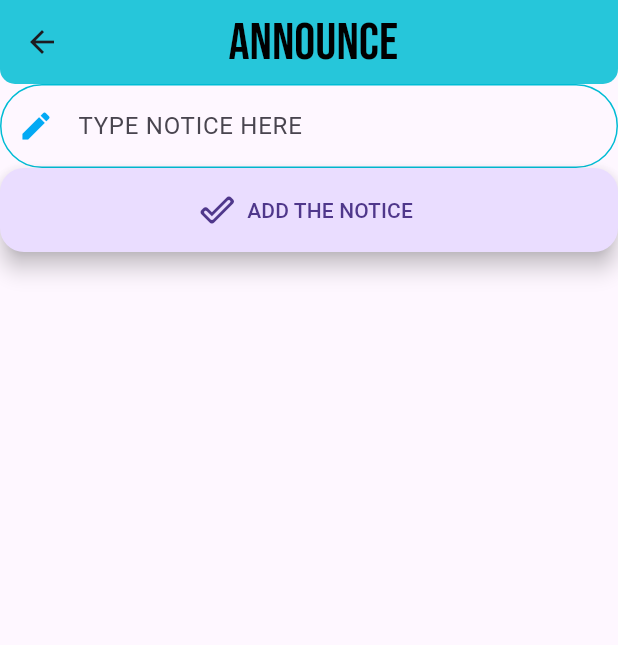
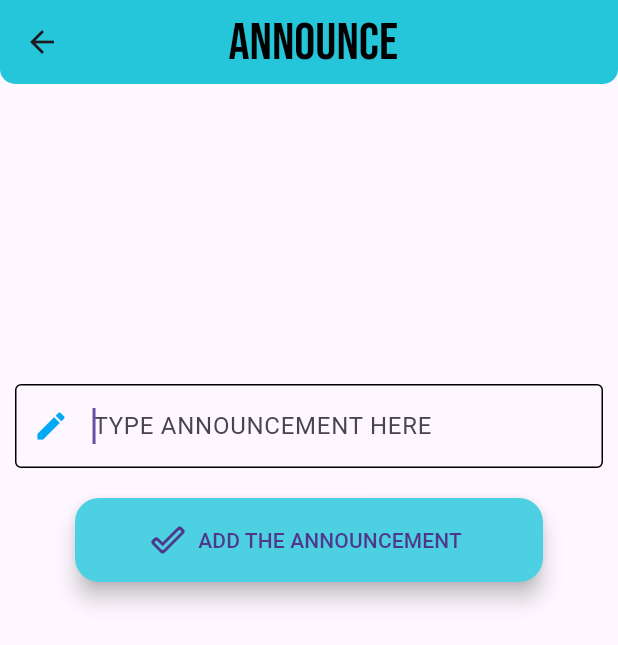
Before and after one commit to neoandmatrix/Students_essential, a Flutter app: the AnnounceToClassView screen opened by its route, on a phone screen of 412 x 824 dp. Shown: the top 645 px of the screen. Run offline on Flutter 3.47's test engine with Material 3 defaults, Android fonts, the phone set to English and light mode, and no system bars; our stand-ins replace firebase_auth, firebase_core, google_fonts, isar; accounts and stored records are empty; generated files the repository leaves out were written again.

Commit message:
updated some functionalities

```diff
--- a/lib/main.dart
+++ b/lib/main.dart
@@ -4,7 +4,7 @@ import 'package:for_students/components/ui_components/navigation_bar.dart';
 import 'package:for_students/services/crud/services/isar_service.dart';
 import 'package:for_students/views/auth/register_page.dart';
 import 'package:for_students/views/auth/veify_email_page.dart';
-import 'package:for_students/views/user/add_ar_anouncements_page.dart';
+import 'package:for_students/views/user/announcements/add_cr_anouncements_page.dart';
 //import 'package:for_students/views/home_page.dart';
 
 void main() {
@@ -30,7 +30,7 @@ class MyApp extends StatelessWidget {
       },
       debugShowCheckedModeBanner: false,
       title: 'myapp',
-      home: const MyNavigationBar(),
+      home: const MyNavigationBar() ,
       theme: ThemeData(useMaterial3: true),
     );
   }
--- a/lib/services/crud/services/isar_service.dart
+++ b/lib/services/crud/services/isar_service.dart
@@ -13,6 +13,11 @@ class IsarService {
   Future<void> saveNotice(Notices notice) async {
     final isar = await db;
     isar.writeTxnSync(() => isar.notices.putSync(notice));
+  }
+
+  Future<void> deleteNotice(int noticeId) async {
+    final isar = await db;
+    await isar.writeTxn(() async => await isar.notices.delete(noticeId));
   }
 
   Stream<List<Notices>> listenToNotices() async* {
--- a/lib/views/user/add_ar_anouncements_page.dart
+++ /dev/null
@@ -1,89 +0,0 @@
-import 'package:flutter/material.dart';
-import 'package:for_students/services/crud/isar_databses/notices.dart';
-import 'package:for_students/services/crud/services/isar_service.dart';
-import 'package:google_fonts/google_fonts.dart';
-
-class AnnounceToClassView extends StatefulWidget {
-  final IsarService service;
-  const AnnounceToClassView({super.key, required this.service});
-
-  @override
-  State<AnnounceToClassView> createState() => _AnnounceToClassViewState();
-}
-
-class _AnnounceToClassViewState extends State<AnnounceToClassView> {
-  late final TextEditingController _notice;
-
-  @override
-  void initState() {
-    _notice = TextEditingController();
-    super.initState();
-  }
-
-  @override
-  void dispose() {
-    _notice.dispose();
-    super.dispose();
-  }
-
-  @override
-  Widget build(BuildContext context) {
-    return Scaffold(
-      appBar: AppBar(
-        backgroundColor: Colors.cyan[400],
-        title: Padding(
-          padding: const EdgeInsets.all(8.0),
-          child: Text(
-            ' announce',
-            style: GoogleFonts.bebasNeue(
-              fontSize: 35,
-              color: Colors.black,
-            ),
-          ),
-        ),
-        elevation: 0,
-        centerTitle: true,
-        shape: const RoundedRectangleBorder(
-          borderRadius: BorderRadius.only(
-            bottomLeft: Radius.circular(10),
-            bottomRight: Radius.circular(10),
-          ),
-        ),
-      ),
-      body: ListView(
-        children: [
-          TextField(
-            controller: _notice,
-            decoration: const InputDecoration(
-              hintText: 'TYPE NOTICE HERE',
-              prefixIcon: Icon(
-                Icons.edit,
-                color: Colors.lightBlue,
-              ),
-              prefixIconColor: Colors.black,
-              focusedBorder: OutlineInputBorder(),
-              enabledBorder: OutlineInputBorder(
-                borderSide: BorderSide(color: Colors.cyan),
-                borderRadius: BorderRadius.all(
-                  Radius.circular(50),
-                ),
-              ),
-            ),
-            minLines: 1,
-            maxLines: 5,
-          ),
-          FloatingActionButton.extended(
-            onPressed: () async {
-              if (_notice.text.isNotEmpty) {
-                // ye khan se aayya?
-                widget.service.saveNotice(Notices()..notice = _notice.text);
-              }
-            },
-            label: const Text('ADD THE NOTICE'),
-            icon: const Icon(Icons.done_outline_rounded),
-          )
-        ],
-      ),
-    );
-  }
-}
--- /dev/null
+++ b/lib/views/user/announcements/add_cr_anouncements_page.dart
@@ -0,0 +1,105 @@
+import 'package:flutter/material.dart';
+import 'package:for_students/services/crud/isar_databses/notices.dart';
+import 'package:for_students/services/crud/services/isar_service.dart';
+import 'package:google_fonts/google_fonts.dart';
+
+class AnnounceToClassView extends StatefulWidget {
+  final IsarService service;
+  const AnnounceToClassView({super.key, required this.service});
+
+  @override
+  State<AnnounceToClassView> createState() => _AnnounceToClassViewState();
+}
+
+class _AnnounceToClassViewState extends State<AnnounceToClassView> {
+  late final TextEditingController _notice;
+
+  @override
+  void initState() {
+    _notice = TextEditingController();
+    super.initState();
+  }
+
+  @override
+  void dispose() {
+    _notice.dispose();
+    super.dispose();
+  }
+
+  @override
+  Widget build(BuildContext context) {
+    return Scaffold(
+      appBar: AppBar(
+        backgroundColor: Colors.cyan[400],
+        title: Padding(
+          padding: const EdgeInsets.all(8.0),
+          child: Text(
+            ' announce',
+            style: GoogleFonts.bebasNeue(
+              fontSize: 35,
+              color: Colors.black,
+            ),
+          ),
+        ),
+        elevation: 0,
+        centerTitle: true,
+        shape: const RoundedRectangleBorder(
+          borderRadius: BorderRadius.only(
+            bottomLeft: Radius.circular(10),
+            bottomRight: Radius.circular(10),
+          ),
+        ),
+      ),
+      body: ListView(
+        children: [
+          const SizedBox(
+            height: 200,
+          ),
+          Padding(
+            padding: const EdgeInsets.symmetric(horizontal: 10),
+            child: TextField(
+              autofocus: true,
+              controller: _notice,
+              decoration: const InputDecoration(
+                hintText: 'TYPE ANNOUNCEMENT HERE',
+                prefixIcon: Icon(
+                  Icons.edit,
+                  color: Colors.lightBlue,
+                ),
+                prefixIconColor: Colors.black,
+                focusedBorder: OutlineInputBorder(),
+                enabledBorder: OutlineInputBorder(
+                  borderSide: BorderSide(color: Colors.cyan),
+                  borderRadius: BorderRadius.all(
+                    Radius.circular(50),
+                  ),
+                ),
+              ),
+              minLines: 1,
+              maxLines: 5,
+            ),
+          ),
+          const SizedBox(
+            height: 20,
+          ),
+          Padding(
+            padding: const EdgeInsets.symmetric(horizontal: 50),
+            child: FloatingActionButton.extended(
+              backgroundColor: Colors.cyan.shade300,
+              onPressed: () async {
+                if (_notice.text.isNotEmpty) {
+                  // ye khan se aayya?
+                  widget.service.saveNotice(Notices()..notice = _notice.text);
+                }
+
+                Navigator.of(context).pop();
+              },
+              label: const Text('ADD THE ANNOUNCEMENT'),
+              icon: const Icon(Icons.done_outline_rounded),
+            ),
+          )
+        ],
+      ),
+    );
+  }
+}
--- a/lib/views/user/home_page.dart
+++ b/lib/views/user/home_page.dart
@@ -1,7 +1,7 @@
 import 'package:flutter/material.dart';
 import 'package:for_students/services/crud/isar_databses/notices.dart';
 import 'package:for_students/services/crud/services/isar_service.dart';
-import 'package:for_students/views/user/announcement_cards.dart';
+import 'package:for_students/views/user/announcements/announcement_cards.dart';
 import 'package:google_fonts/google_fonts.dart';
 
 class MainPage extends StatefulWidget {
@@ -132,7 +132,7 @@ class _MainPageState extends State<MainPage> {
           Padding(
             padding: const EdgeInsets.only(top: 5, left: 22),
             child: Text(
-              "M-UMS NOTICES",
+              "NOTICES",
               style: GoogleFonts.bebasNeue(
                 color: Colors.indigo,
                 fontSize: 35,
```
Also changed, not shown: lib/views/user/announcement_cards.dart (deleted, +0 -41 lines), lib/views/user/announcements/announcement_cards.dart (added, +52 -0 lines), lib/views/user/announcements/editing_announcement.dart (added).
